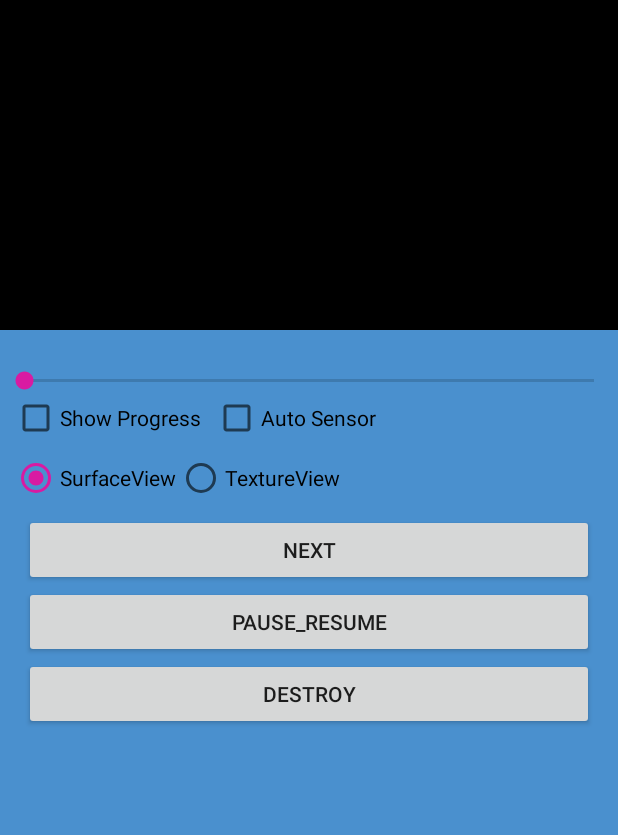
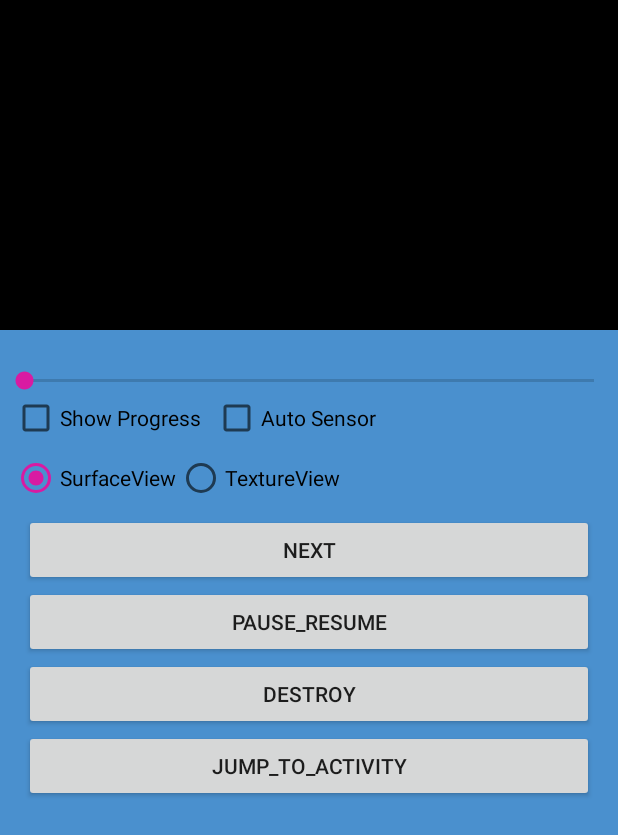
Before and after one commit to seagazer/liteplayer, an Android app: the layout activity_player.xml on its own in the app's theme, with its tools: preview values and no code run, on a phone screen of 412 x 824 dp. Shown: the top 835 px of the screen. Run offline under Robolectric (Android 15) with nearby library versions, the phone set to English and light mode, and no system bars.

Commit message:
[dev]更新demo

```diff
--- a/sample/src/main/AndroidManifest.xml
+++ b/sample/src/main/AndroidManifest.xml
@@ -34,6 +34,7 @@
             android:name=".example.AspectRatioActivity"
             android:configChanges="keyboard|keyboardHidden|orientation|screenSize|screenLayout|smallestScreenSize|uiMode"
             android:theme="@style/FullScreenTheme" />
+        <activity android:name=".example.EmptyActivity" />
     </application>
 
 </manifest>
--- a/sample/src/main/java/com/seagazer/sample/MainActivity.kt
+++ b/sample/src/main/java/com/seagazer/sample/MainActivity.kt
@@ -25,4 +25,7 @@ class MainActivity : AppCompatActivity() {
     fun aspectRatio(view: View) {
         navigationTo(AspectRatioActivity::class.java)
     }
+
+    fun floatWindow(view: View) {}
+    fun picInPic(view: View) {}
 }
--- a/sample/src/main/res/layout/activity_player.xml
+++ b/sample/src/main/res/layout/activity_player.xml
@@ -96,5 +96,13 @@
             android:onClick="stopPlay"
             android:text="destroy" />
 
+        <Button
+            android:layout_width="match_parent"
+            android:layout_height="wrap_content"
+            android:layout_marginStart="16dp"
+            android:layout_marginEnd="16dp"
+            android:onClick="jumpToActivity"
+            android:text="jump_to_activity" />
+
     </LinearLayout>
 </ScrollView>
```
Also changed, not shown: sample/src/main/java/com/seagazer/sample/example/AspectRatioActivity.kt (+8 -0 lines), sample/src/main/java/com/seagazer/sample/example/EmptyActivity.kt (added, +13 -0 lines), sample/src/main/java/com/seagazer/sample/example/PlayerActivity.kt (+11 -4 lines), sample/src/main/res/layout/activity_empty.xml (added, +15 -0 lines).
